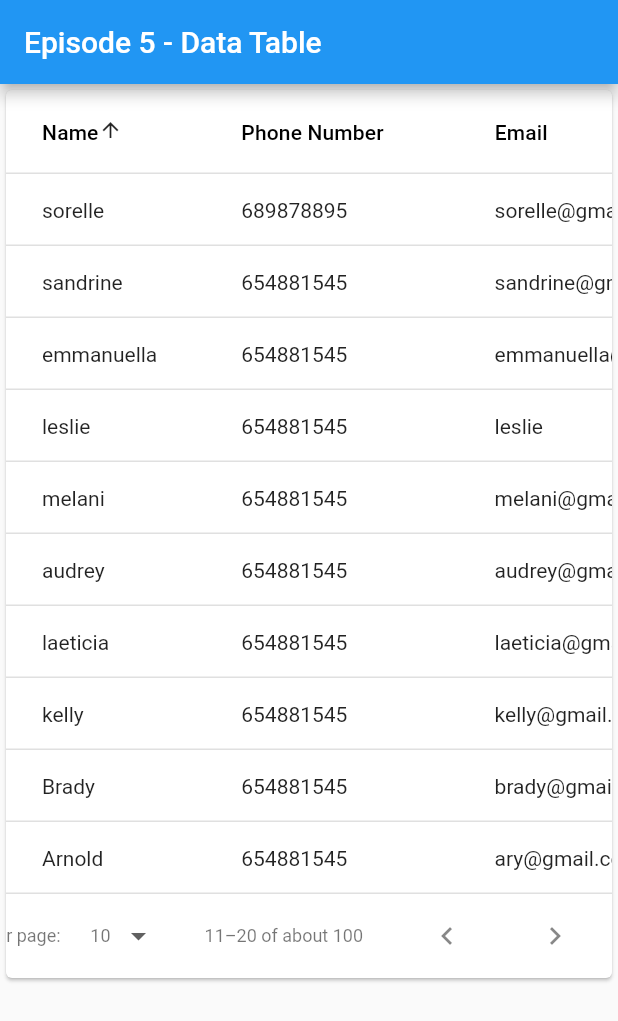
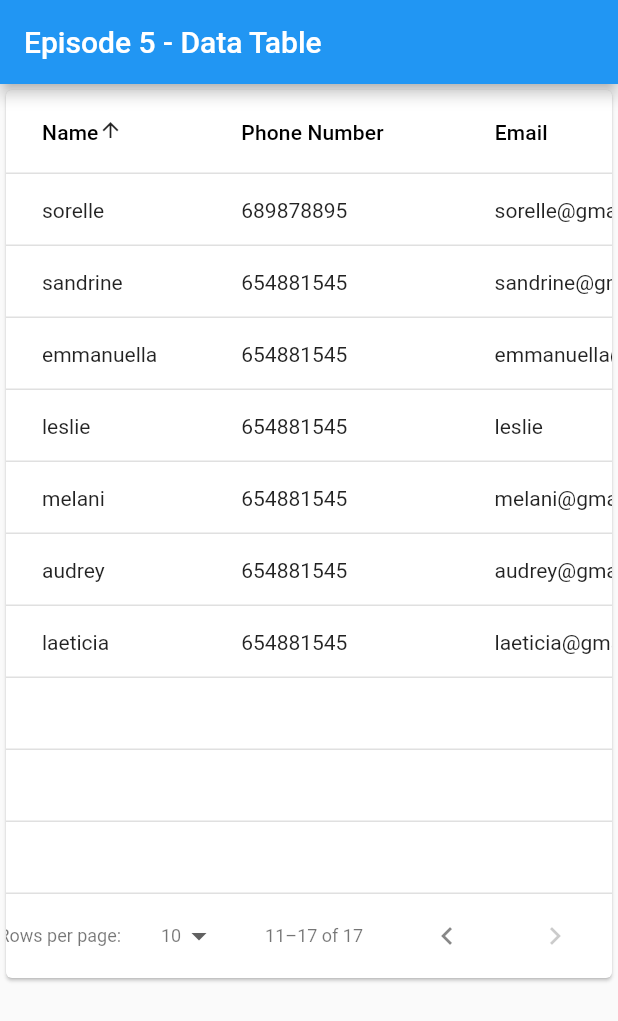
Before and after one commit to Tchana/Data-Table-Source, a Flutter app: the screen it shows after launch, after a tap on the "chevron right" icon, on a phone screen of 412 x 824 dp. Shown: the top 1021 px of the screen. Run offline on Flutter 3.47's test engine with Material 2 defaults, Android fonts, the light colour scheme and no system bars.

Commit message:
fix the next page error issue

```diff
--- a/lib/dts.dart
+++ b/lib/dts.dart
@@ -1,10 +1,11 @@
 import 'package:flutter/material.dart';
 import 'package:paginated_data_table_tut/pdt_widget.dart';
 
-class DTS extends DataTableSource{
+class DTS extends DataTableSource {
   @override
   DataRow getRow(int index) {
-    return DataRow(
+    return DataRow.byIndex(
+      index: index,
       cells: [
         DataCell(
           Text(users[index].name),
@@ -42,14 +43,13 @@ class DTS extends DataTableSource{
 
   @override
   // TODO: implement isRowCountApproximate
-  bool get isRowCountApproximate => true;
+  bool get isRowCountApproximate => false;
 
   @override
   // TODO: implement rowCount
-  int get rowCount => 100;
+  int get rowCount => users.length;
 
   @override
   // TODO: implement selectedRowCount
   int get selectedRowCount => 0;
-
 }
--- a/lib/main.dart
+++ b/lib/main.dart
@@ -2,6 +2,8 @@ import 'dart:core';
 
 import 'package:flutter/material.dart';
 import 'package:paginated_data_table_tut/pdt_widget.dart';
+
+import 'dts.dart';
 
 void main() {
   runApp(MyApp());
@@ -30,6 +32,7 @@ class MyHomePage extends StatefulWidget {
 }
 
 class _MyHomePageState extends State<MyHomePage> {
+
   @override
   Widget build(BuildContext context) {
     return Episode5();
--- a/lib/pdt_widget.dart
+++ b/lib/pdt_widget.dart
@@ -222,22 +222,22 @@ var users = <User>[
       address: "obala",
       email: "laeticia@gmail.com",
       group: "melancholic"),
-  User(
-      name: "kelly",
-      phone: "654881545",
-      address: "stade",
-      email: "kelly@gmail.com",
-      group: "sanguin"),
-  User(
-      name: "Brady",
-      phone: "654881545",
-      address: "carrefour kameni",
-      email: "brady@gmail.com",
-      group: "sanguin"),
-  User(
-      name: "Arnold",
-      phone: "654881545",
-      address: "feu rouge",
-      email: "ary@gmail.com",
-      group: "choleric"),
+  // User(
+  //     name: "kelly",
+  //     phone: "654881545",
+  //     address: "stade",
+  //     email: "kelly@gmail.com",
+  //     group: "sanguin"),
+  // User(
+  //     name: "Brady",
+  //     phone: "654881545",
+  //     address: "carrefour kameni",
+  //     email: "brady@gmail.com",
+  //     group: "sanguin"),
+  // User(
+  //     name: "Arnold",
+  //     phone: "654881545",
+  //     address: "feu rouge",
+  //     email: "ary@gmail.com",
+  //     group: "choleric"),
 ];
```
Lines whose indentation alone changed are shown as unchanged.
